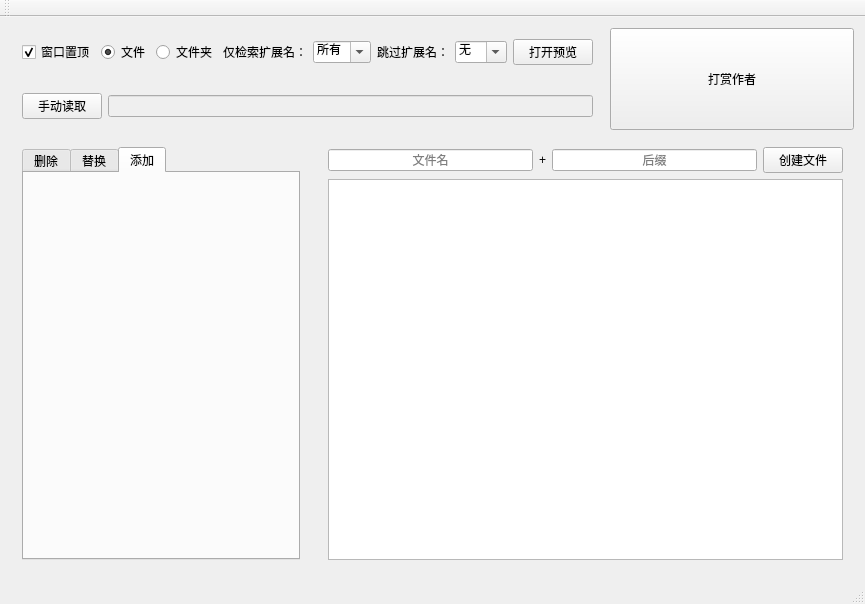
Above: mainwindow.ui from zengrixi/FileManipulationTool before the change. Below: the same form after it.
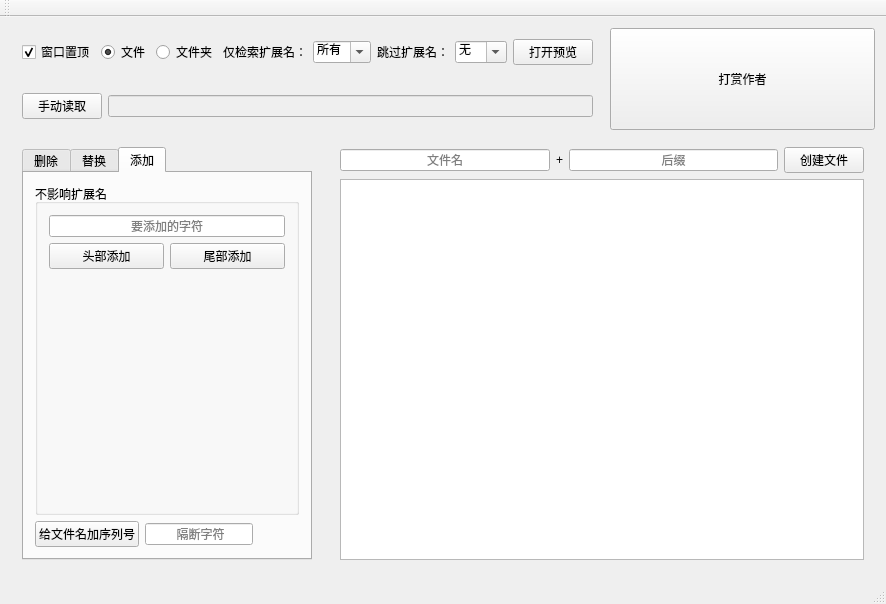
That is the form after the change. The open tabs and pages were chosen to show the change.

Commit message: 封装遍历当前文件函数

What changed in the file:
```diff
--- a/mainwindow.ui
+++ b/mainwindow.ui
@@ -6,7 +6,7 @@
    <rect>
     <x>0</x>
     <y>0</y>
-    <width>865</width>
+    <width>886</width>
     <height>604</height>
    </rect>
   </property>
@@ -465,6 +465,84 @@
           <attribute name="title">
            <string>添加</string>
           </attribute>
+          <layout class="QGridLayout" name="gridLayout_5">
+           <item row="1" column="1">
+            <widget class="QLineEdit" name="brkChar">
+             <property name="alignment">
+              <set>Qt::AlignCenter</set>
+             </property>
+             <property name="placeholderText">
+              <string> 隔断字符</string>
+             </property>
+            </widget>
+           </item>
+           <item row="1" column="0">
+            <widget class="QPushButton" name="pushButton_7">
+             <property name="text">
+              <string>给文件名加序列号</string>
+             </property>
+            </widget>
+           </item>
+           <item row="1" column="2">
+            <spacer name="horizontalSpacer">
+             <property name="orientation">
+              <enum>Qt::Horizontal</enum>
+             </property>
+             <property name="sizeHint" stdset="0">
+              <size>
+               <width>40</width>
+               <height>20</height>
+              </size>
+             </property>
+            </spacer>
+           </item>
+           <item row="0" column="0" colspan="3">
+            <widget class="QGroupBox" name="groupBox_8">
+             <property name="title">
+              <string>不影响扩展名</string>
+             </property>
+             <layout class="QGridLayout" name="gridLayout_6">
+              <item row="1" column="0">
+               <widget class="QPushButton" name="pushButton_8">
+                <property name="text">
+                 <string>头部添加</string>
+                </property>
+               </widget>
+              </item>
+              <item row="0" column="0" colspan="2">
+               <widget class="QLineEdit" name="charactersToAdd">
+                <property name="alignment">
+                 <set>Qt::AlignCenter</set>
+                </property>
+                <property name="placeholderText">
+                 <string>要添加的字符</string>
+                </property>
+               </widget>
+              </item>
+              <item row="1" column="1">
+               <widget class="QPushButton" name="pushButton_9">
+                <property name="text">
+                 <string>尾部添加</string>
+                </property>
+               </widget>
+              </item>
+              <item row="2" column="0">
+               <spacer name="verticalSpacer">
+                <property name="orientation">
+                 <enum>Qt::Vertical</enum>
+                </property>
+                <property name="sizeHint" stdset="0">
+                 <size>
+                  <width>20</width>
+                  <height>40</height>
+                 </size>
+                </property>
+               </spacer>
+              </item>
+             </layout>
+            </widget>
+           </item>
+          </layout>
          </widget>
         </widget>
        </item>
```
Left out of the diff: 6 changed lines with no effect on the pictures. The commit also changes 2 other files.
